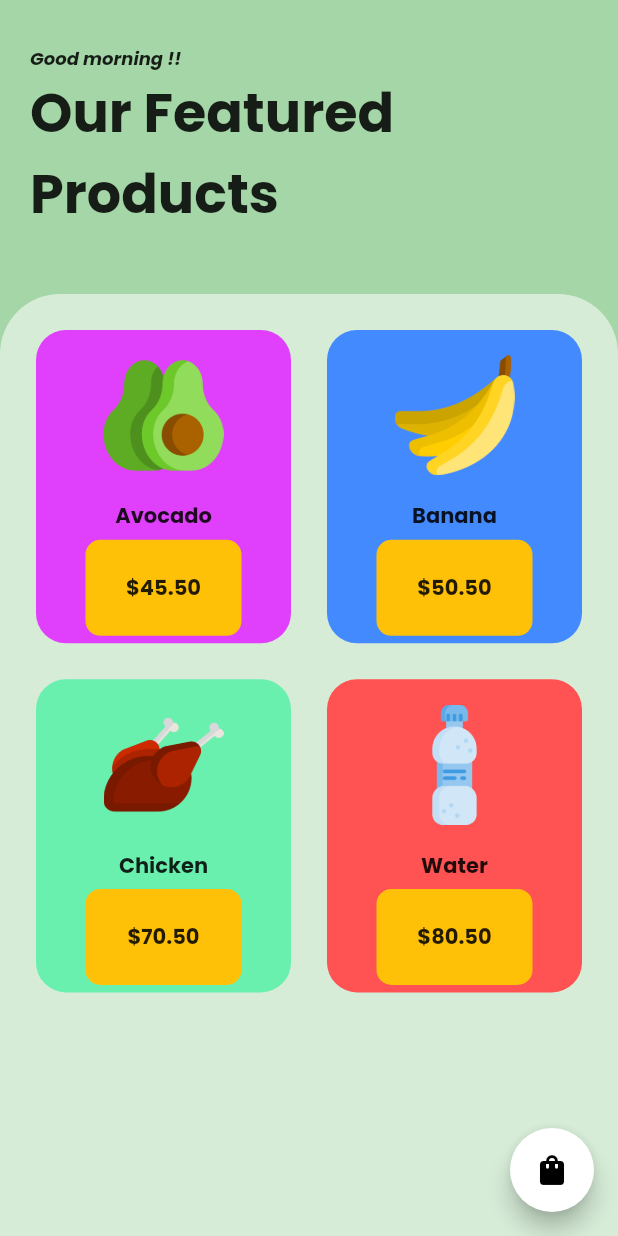
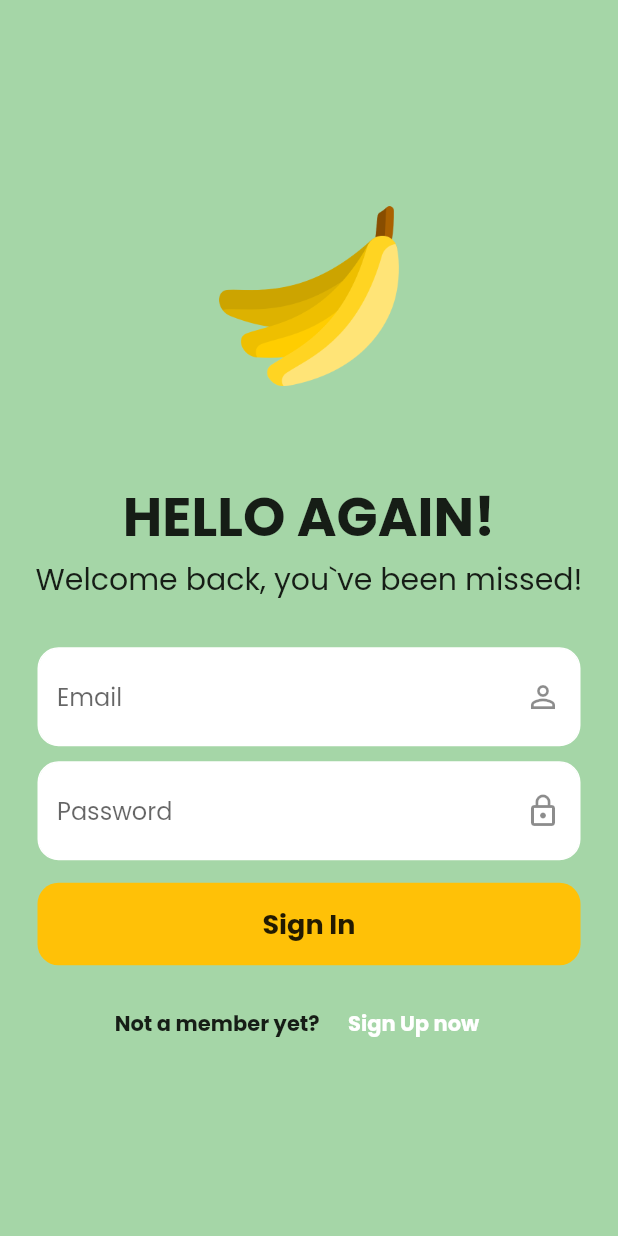
Before and after one commit to Piro224/store_app_ui, a Flutter app: the screen it shows after launch, after a tap on "Get Started", on a phone screen of 412 x 824 dp. Run offline on Flutter 3.47's test engine with Material 2 defaults, Android fonts, the phone set to English and light mode, and no system bars; our stand-ins replace google_fonts.

Commit message:
first commit

```diff
--- a/lib/home.dart
+++ b/lib/home.dart
@@ -1,5 +1,6 @@
 import 'package:flutter/material.dart';
 import 'package:store_app_ui/market.dart';
+import 'package:store_app_ui/sign_in.dart';
 
 class Home extends StatelessWidget {
   const Home({super.key});
@@ -41,7 +42,7 @@ class Home extends StatelessWidget {
               onTap: () {
                 Navigator.pushReplacement(context, MaterialPageRoute(
                   builder: (context) {
-                    return const Market();
+                    return const SignInPage();
                   },
                 ));
               },
--- /dev/null
+++ b/lib/sign_in.dart
@@ -0,0 +1,198 @@
+import 'package:flutter/material.dart';
+import 'package:store_app_ui/market.dart';
+import 'package:store_app_ui/sign_up.dart';
+
+class SignInPage extends StatefulWidget {
+  const SignInPage({super.key});
+
+  @override
+  State<SignInPage> createState() => _SignInPageState();
+}
+
+class _SignInPageState extends State<SignInPage> {
+
+  final _emailController = TextEditingController();
+  final _passwordController = TextEditingController();
+
+  @override
+  Widget build(BuildContext context) {
+    return Scaffold(
+      backgroundColor: Colors.green[200],
+      body: SafeArea(
+        child: Center(
+          child: SingleChildScrollView(
+            child: Column(
+              mainAxisAlignment: MainAxisAlignment.center,
+              children: [
+                //Logo
+                Padding(
+                  padding: const EdgeInsets.all(20.0),
+                  child: Image.asset(
+                    'assets/images/banana.png',
+                    height: 120,
+                  ),
+                ),
+                const SizedBox(
+                  height: 40,
+                ),
+                //Hello Again text
+                const Text(
+                  'HELLO AGAIN!',
+                  style: TextStyle(
+                    fontSize: 36,
+                    fontWeight: FontWeight.bold,
+                  ),
+                ),
+
+                //welcome back text
+                const Text(
+                  'Welcome back, you`ve been missed!',
+                  style: TextStyle(
+                    fontSize: 20,
+                  ),
+                ),
+                const SizedBox(
+                  height: 30,
+                ),
+                //email textfield
+                Padding(
+                  padding: const EdgeInsets.symmetric(horizontal: 25),
+                  child: Container(
+                    decoration: BoxDecoration(
+                      borderRadius: BorderRadius.circular(14),
+                      color: Colors.white,
+                      border: Border.all(
+                        color: Colors.white,
+                      ),
+                    ),
+                    child: TextField(
+                      controller: _emailController,
+                      decoration: InputDecoration(
+                        enabledBorder: OutlineInputBorder(
+                            borderSide: const BorderSide(color: Colors.white),
+                            borderRadius: BorderRadius.circular(14)),
+                        focusedBorder: OutlineInputBorder(
+                            borderSide: const BorderSide(color: Colors.amber),
+                            borderRadius: BorderRadius.circular(14)),
+                        border: InputBorder.none,
+                        fillColor: Colors.white,
+                        filled: true,
+                        hintText: 'Email',
+                        suffixIcon: const Icon(
+                          Icons.person_outline,
+                        ),
+                      ),
+                    ),
+                  ),
+                ),
+                const SizedBox(
+                  height: 10,
+                ),
+                //Password textfield
+                Padding(
+                  padding: const EdgeInsets.symmetric(horizontal: 25),
+                  child: Container(
+                    decoration: BoxDecoration(
+                      borderRadius: BorderRadius.circular(14),
+                      color: Colors.white,
+                      border: Border.all(
+                        color: Colors.white,
+                      ),
+                    ),
+                    child: TextField(
+                      controller: _passwordController,
+                      obscureText: true,
+                      decoration: InputDecoration(
+                        enabledBorder: OutlineInputBorder(
+                            borderSide: const BorderSide(color: Colors.white),
+                            borderRadius: BorderRadius.circular(14)),
+                        focusedBorder: OutlineInputBorder(
+                            borderSide: const BorderSide(color: Colors.amber),
+                            borderRadius: BorderRadius.circular(14)),
+                        border: InputBorder.none,
+                        fillColor: Colors.white,
+                        filled: true,
+                        hintText: 'Password',
+                        suffixIcon: const Icon(
+                          Icons.lock_outline,
+                        ),
+                      ),
+                    ),
+                  ),
+                ),
+                const SizedBox(
+                  height: 15,
+                ),
+
+                //signin button
+                GestureDetector(
+                  onTap: () {
+                    Navigator.pushReplacement(context, MaterialPageRoute(
+                      builder: (context) {
+                        return const Market();
+                      },
+                    ));
+                  },
+                  child: Padding(
+                    padding: const EdgeInsets.symmetric(horizontal: 25),
+                    child: Container(
+                      padding: const EdgeInsets.symmetric(
+                        horizontal: 20,
+                        vertical: 14,
+                      ),
+                      decoration: BoxDecoration(
+                        color: Colors.amber,
+                        borderRadius: BorderRadius.circular(14),
+                      ),
+                      child: const Center(
+                        child: Text(
+                          'Sign In',
+                          style: TextStyle(
+                            fontSize: 18,
+                            fontWeight: FontWeight.bold,
+                          ),
+                        ),
+                      ),
+                    ),
+                  ),
+                ),
+                const SizedBox(
+                  height: 15,
+                ),
+
+                //Not a member/ resgister now text
+                Row(
+                  mainAxisAlignment: MainAxisAlignment.center,
+                  children: [
+                    const Text(
+                      'Not a member yet? ',
+                      style: TextStyle(
+                        fontWeight: FontWeight.bold,
+                      ),
+                    ),
+                    MaterialButton(
+                      onPressed: () {
+                        Navigator.pushReplacement(context, MaterialPageRoute(
+                          builder: (context) {
+                            return const SignUpPage();
+                          },
+                        ));
+                      },
+                      child: const Text(
+                        'Sign Up now',
+                        style: TextStyle(
+                          color: Colors.white,
+                          fontWeight: FontWeight.bold,
+                        ),
+                      ),
+                    ),
+                  ],
+                ),
+              ],
+            ),
+          ),
+        ),
+      ),
+    );
+  }
+}
```
Also changed, not shown: lib/sign_up.dart (added, +224 -0 lines).
